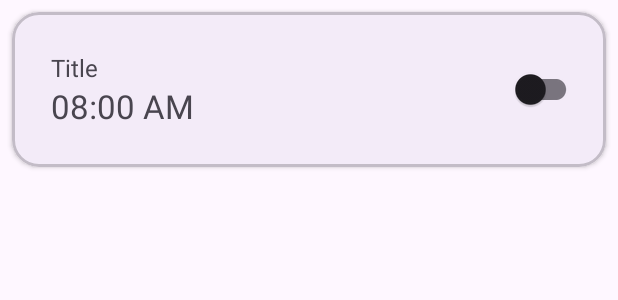
After one commit to NaifAbdullah1/WakeGuard, an Android app: the layout alarm_card.xml on its own in the app's theme, with its tools: preview values and no code run, on a phone screen of 412 x 824 dp. The commit adds this screen. Shown: the top 300 px of the screen. Run offline under Robolectric (Android 15) with nearby library versions, the phone set to English and light mode, and no system bars.

Commit message:
Implemented the entre Dashboard except for the corner buttons, working on it...

```diff
--- a/app/build.gradle
+++ b/app/build.gradle
@@ -35,6 +35,7 @@ dependencies {
     implementation 'androidx.constraintlayout:constraintlayout:2.1.4'
     implementation 'androidx.legacy:legacy-support-v4:1.0.0'
     implementation 'com.github.arbelkilani:Clock-view:2.1.0'
+    implementation 'com.google.android.material:material:1.8.0'
     testImplementation 'junit:junit:4.13.2'
     androidTestImplementation 'androidx.test.ext:junit:1.1.5'
     androidTestImplementation 'androidx.test.espresso:espresso-core:3.5.1'
--- /dev/null
+++ b/app/src/main/res/layout/alarm_card.xml
@@ -0,0 +1,50 @@
+<?xml version="1.0" encoding="utf-8"?>
+<com.google.android.material.card.MaterialCardView xmlns:android="http://schemas.android.com/apk/res/android"
+    xmlns:app="http://schemas.android.com/apk/res-auto"
+    android:layout_width="match_parent"
+    android:layout_height="wrap_content"
+    android:layout_margin="8dp"
+    app:cardCornerRadius="18dp"
+    app:cardElevation="2dp"
+    app:strokeColor="@color/faded_black"
+    app:strokeWidth="2dp"
+    >
+
+    <LinearLayout
+        android:layout_width="match_parent"
+        android:layout_height="wrap_content"
+        android:orientation="horizontal"
+        android:padding="16dp">
+
+        <LinearLayout
+            android:layout_width="0dp"
+            android:layout_height="wrap_content"
+            android:layout_weight="1"
+            android:orientation="vertical"
+            android:padding="10dp">
+
+            <TextView
+                android:id="@+id/alarmTitleTextView"
+                android:layout_width="wrap_content"
+                android:layout_height="wrap_content"
+                android:textSize="16sp"
+                android:text="Title"/>
+
+            <!-- Text view for the alarm time -->
+            <TextView
+                android:id="@+id/alarmTimeTextView"
+                android:layout_width="wrap_content"
+                android:layout_height="wrap_content"
+                android:textSize="22sp"
+                android:text="08:00 AM"/>
+        </LinearLayout>
+
+        <!-- Switch for enabling/disabling the alarm -->
+        <com.google.android.material.switchmaterial.SwitchMaterial
+            android:id="@+id/alarmSwitch"
+            android:layout_width="wrap_content"
+            android:layout_height="wrap_content"
+            android:layout_gravity="center_vertical"/>
+
+    </LinearLayout>
+</com.google.android.material.card.MaterialCardView>
--- a/app/src/main/res/values/colors.xml
+++ b/app/src/main/res/values/colors.xml
@@ -2,4 +2,5 @@
 <resources>
     <color name="black">#FF000000</color>
     <color name="white">#FFFFFFFF</color>
+    <color name="faded_black">#33000000</color>
 </resources>
```
Also changed, not shown: app/src/main/java/com/cs407/wakeguard/AlarmAdapter.java (added, +81 -0 lines), app/src/main/java/com/cs407/wakeguard/AlarmCard.java (added, +48 -0 lines), app/src/main/java/com/cs407/wakeguard/DashboardActivity.java (+64 -2 lines), app/src/main/res/layout/activity_dashboard.xml (+32 -6 lines).
